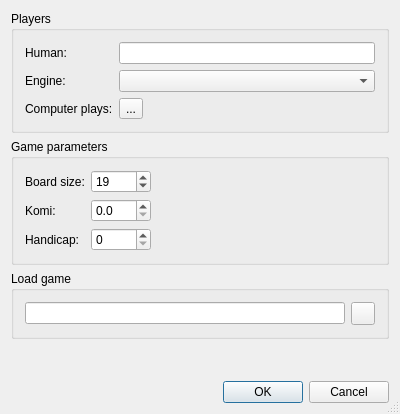
This is src/newaigamedlg_gui.ui in bernds/q5Go as Qt 5 draws it before an edit. The edited form follows.
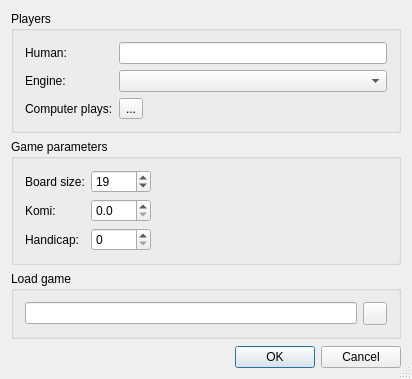
This is the edited form. Icons and pictures are not drawn. Custom widgets are drawn as their Qt base class.

```diff
--- a/src/newaigamedlg_gui.ui
+++ b/src/newaigamedlg_gui.ui
@@ -5,26 +5,12 @@
   <property name="enabled">
    <bool>true</bool>
   </property>
-  <property name="geometry">
-   <rect>
-    <x>0</x>
-    <y>0</y>
-    <width>400</width>
-    <height>414</height>
-   </rect>
-  </property>
   <property name="sizePolicy">
    <sizepolicy hsizetype="Preferred" vsizetype="Preferred">
     <horstretch>0</horstretch>
     <verstretch>0</verstretch>
    </sizepolicy>
   </property>
-  <property name="minimumSize">
-   <size>
-    <width>400</width>
-    <height>375</height>
-   </size>
-  </property>
   <property name="windowTitle">
    <string>Computer Game</string>
   </property>
```
Left out of the diff: 4 changed lines with no effect on the pictures.
